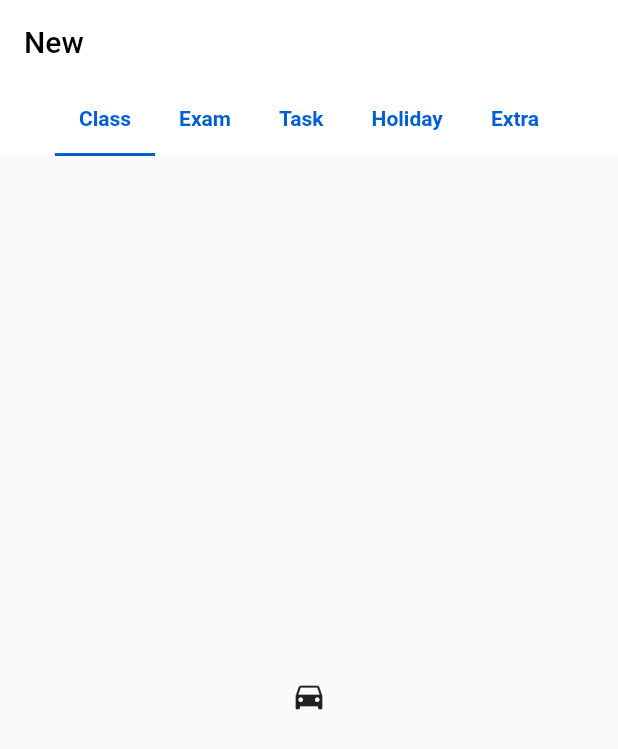
After one commit to goldendragon430/studylife, a Flutter app: the CreateScreen screen opened directly, on a phone screen of 412 x 824 dp. The commit adds this screen. Shown: the top 749 px of the screen. Run offline on Flutter 3.47's test engine with Material 2 defaults, Android fonts, the phone set to English and light mode, and no system bars; our stand-ins replace flutter_hooks, flutter_riverpod, hooks_riverpod, riverpod.

Commit message:
Add new screen - Tab bar

```diff
--- /dev/null
+++ b/lib/Home_Screens/create_screen.dart
@@ -0,0 +1,102 @@
+import 'package:flutter/material.dart';
+import 'package:flutter_riverpod/flutter_riverpod.dart';
+
+import '../app.dart';
+import '../Utilities/constants.dart';
+
+class CreateScreen extends StatefulWidget {
+  const CreateScreen({super.key});
+
+  @override
+  State<CreateScreen> createState() => _CreateScreenState();
+}
+
+class _CreateScreenState extends State<CreateScreen>
+    with SingleTickerProviderStateMixin {
+  late AnimationController _controller;
+
+  @override
+  void initState() {
+    super.initState();
+    _controller = AnimationController(
+      vsync: this,
+      duration: const Duration(
+        milliseconds: 1600,
+      ),
+    );
+
+    _controller.addListener(() {
+      setState(() {});
+    });
+  }
+
+  @override
+  void dispose() {
+    _controller.dispose();
+    super.dispose();
+  }
+
+  @override
+  Widget build(BuildContext context) {
+    return Consumer(builder: (_, WidgetRef ref, __) {
+      final theme = ref.watch(themeModeProvider);
+
+    return BottomSheet(
+      animationController: _controller,
+      builder: (BuildContext context) {
+        return Container(
+          height: MediaQuery.of(context).size.height * 0.9,
+          decoration: BoxDecoration(
+            color: Colors.white,
+            borderRadius: BorderRadius.circular(50.0),
+          ),
+          child: DefaultTabController(
+            length: 5,
+            child: Scaffold(
+              appBar: AppBar(
+                elevation: 0,
+                automaticallyImplyLeading: false,
+                bottom: TabBar(
+                  indicatorColor: theme == ThemeMode.light ? Constants.blueButtonBackgroundColor : Constants.darkThemePrimaryColor,
+                  isScrollable: true,
+                  tabs: [
+                    Tab(
+                      child: Text("Class", style: theme == ThemeMode.light ? Constants.lightThemeTabBarTextStyle : Constants.darkThemeTabBarTextStyle,),
+                    ),
+                    Tab(child: Text("Exam", style: theme == ThemeMode.light ? Constants.lightThemeTabBarTextStyle : Constants.darkThemeTabBarTextStyle,)),
+                    Tab(child: Text("Task", style: theme == ThemeMode.light ? Constants.lightThemeTabBarTextStyle : Constants.darkThemeTabBarTextStyle,)),
+                    Tab(child: Text("Holiday", style: theme == ThemeMode.light ? Constants.lightThemeTabBarTextStyle : Constants.darkThemeTabBarTextStyle,)),
+                    Tab(child: Text("Extra", style: theme == ThemeMode.light ? Constants.lightThemeTabBarTextStyle : Constants.darkThemeTabBarTextStyle,)),
+                  ],
+                ),
+                title: const Text('New'),
+              ),
+              body: const TabBarView(
+                children: [
+                  Icon(Icons.directions_car),
+                  Icon(Icons.directions_transit),
+                  Icon(Icons.directions_bike),
+                  Icon(Icons.directions_transit),
+                  Icon(Icons.directions_bike),
+                ],
+              ),
+              // child: Container(
+              //   //to control height of bottom sheet
+              //   height: MediaQuery.of(context).size.height * 0.9,
+              //   decoration: BoxDecoration(
+              //     color: Colors.white,
+              //     borderRadius: BorderRadius.circular(50.0),
+              //   ),
+              // ),
+            ),
+          ),
+        );
+      },
+      onClosing: () {
+        Navigator.pop(context);
+        print("ASDDADSASD");
+      },
+    );
+    });
+  }
+}
--- a/lib/Utilities/constants.dart
+++ b/lib/Utilities/constants.dart
@@ -28,8 +28,7 @@ class Constants {
       HexColor.fromHex('#00F6FF').withOpacity(0.2);
   static Color darkThemeNotSelectedItemColor = Colors.white.withOpacity(0.2);
   static Color classColor = HexColor.fromHex("#0EA8A2");
-  static Color lightThemeUpNextBannerBackgroundColor =
-      Colors.white;
+  static Color lightThemeUpNextBannerBackgroundColor = Colors.white;
   static Color darkThemeUpNextBannerBackgroundColor =
       HexColor.fromHex("#0F116C");
   static Color taskDueBannerColor = HexColor.fromHex("#FF6705");
@@ -186,4 +185,16 @@ class Constants {
       fontFamily: 'Roboto',
       fontWeight: FontWeight.bold,
       color: Colors.white);
+
+  static TextStyle lightThemeTabBarTextStyle = TextStyle(
+      fontSize: 14,
+      fontFamily: 'Roboto',
+      fontWeight: FontWeight.bold,
+      color: blueButtonBackgroundColor);
+
+  static TextStyle darkThemeTabBarTextStyle = TextStyle(
+      fontSize: 14,
+      fontFamily: 'Roboto',
+      fontWeight: FontWeight.bold,
+      color: darkThemePrimaryColor);
 }
```
Also changed, not shown: lib/app.dart (+49 -2 lines).
